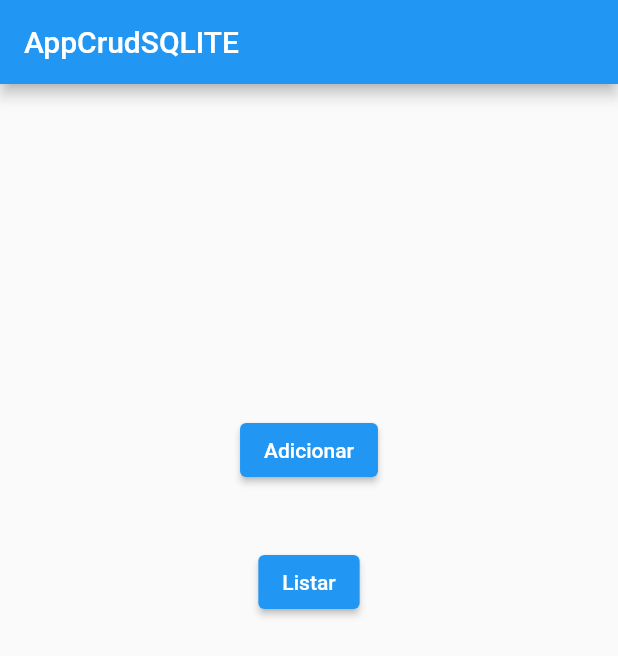
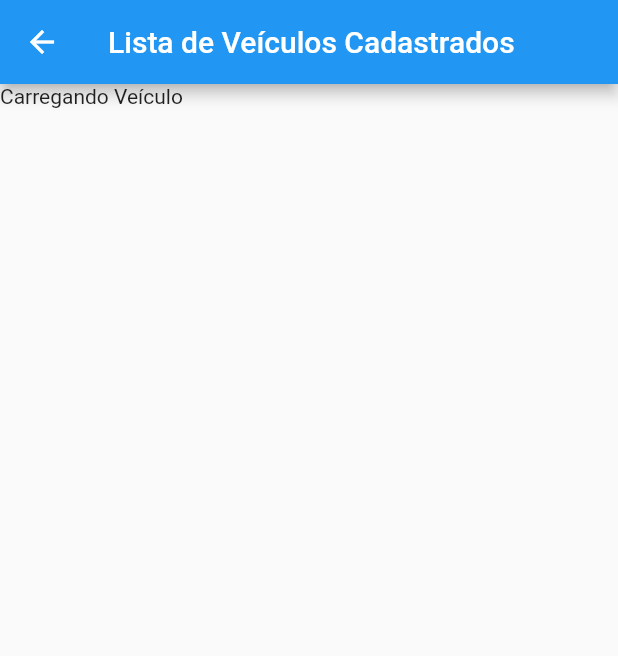
Before and after one commit to Gui-Angelo-Silva/AulaBoer, a Flutter app: the screen it shows after launch, after a tap on "Listar", on a phone screen of 412 x 824 dp. Shown: the top 656 px of the screen. Run offline on Flutter 3.47's test engine with Material 2 defaults, Android fonts, the phone set to English and light mode, and no system bars; our stand-ins replace sqflite; accounts and stored records are empty.

Commit message:
:sparkles: feat: Adicionando a Listagem

```diff
--- a/lib/data/dbsigom.dart
+++ b/lib/data/dbsigom.dart
@@ -40,7 +40,7 @@ class DbSigom {
 
   Future<Map<dynamic, dynamic>?> getCarros(int rollno) async {
     List<Map> maps =
-        await db.query('books', where: 'roll_no = ?', whereArgs: [rollno]);
+        await db.query('carro', where: 'roll_no = ?', whereArgs: [rollno]);
 
     //getting student data with roll no.
 
--- a/lib/main.dart
+++ b/lib/main.dart
@@ -45,10 +45,10 @@ class _HomeState extends State<Home> {
           SizedBox(height: 40),
           ElevatedButton(
             onPressed: () {
-              //Navigator.push(context,
-                  //MaterialPageRoute(builder: (BuildContext context) {
-                //return ListBooks();
-              //}));
+              Navigator.push(context,
+                  MaterialPageRoute(builder: (BuildContext context) {
+                return ListVeiculo();
+              }));
             },
             child: Text("Listar"),
           ),
--- a/lib/screens/list.dart
+++ b/lib/screens/list.dart
@@ -0,0 +1,96 @@
+import 'package:flutter/material.dart';
+import 'package:appcrudsqlite/data/dbsigom.dart';
+import 'package:appcrudsqlite/screens/edit.dart';
+
+class ListVeiculo extends StatefulWidget {
+  @override
+  State<StatefulWidget> createState() {
+    return _ListVeiculo();
+  }
+}
+
+class _ListVeiculo extends State<ListVeiculo> {
+  List<Map> slist = [];
+
+  DbSigom mydb = DbSigom();
+
+  @override
+  void initState() {
+    mydb.open();
+
+    getdata();
+
+    super.initState();
+  }
+
+  getdata() {
+    Future.delayed(Duration(milliseconds: 500), () async {
+      //use delay min 500 ms, because database takes time to initilize.
+
+      slist = await mydb.db.rawQuery('SELECT * FROM carro');
+
+      setState(() {}); //refresh UI after getting data from table.
+    });
+  }
+
+  @override
+  Widget build(BuildContext context) {
+    return Scaffold(
+      appBar: AppBar(
+        title: Text("Lista de Veículos Cadastrados"),
+      ),
+      body: SingleChildScrollView(
+        child: Container(
+          child: slist.length == 0
+              ? Text("Carregando Veículo")
+              : //show message if there is no any student
+
+              Column(
+                  //or populate list to Column children if there is student data.
+
+                  children: slist.map((stuone) {
+                    return Card(
+                      child: ListTile(
+                        leading: Icon(Icons.people),
+                        title: Text(stuone["marca"]),
+                        subtitle: Text("Código:" +
+                            stuone["roll_no"].toString() +
+                            ", Preço: " +
+                            stuone["preco"]),
+                        trailing: Wrap(
+                          children: [
+                            IconButton(
+                                onPressed: () {
+                                  // Navigator.push(context, MaterialPageRoute(
+                                  //     builder: (BuildContext context) {
+                                  //   return EditBook(rollno: stuone["roll_no"]);
+                                  // })); //navigate to edit page, pass student roll no to edit
+                                },
+                                icon: Icon(Icons.edit)),
+                            IconButton(
+                                onPressed: () async {
+                                  await mydb.db.rawDelete(
+                                      "DELETE FROM carro WHERE roll_no = ?",
+                                      [stuone["roll_no"]]);
+
+                                  //delete student data with roll no.
+
+                                  print("Data Deleted");
+
+                                  ScaffoldMessenger.of(context).showSnackBar(
+                                      SnackBar(content: Text("Veículo Apagado!")));
+
+                                  getdata();
+                                },
+                                icon: Icon(Icons.delete, color: Colors.red))
+                          ],
+                        ),
+                      ),
+                    );
+                  }).toList(),
+                ),
+        ),
+      ),
+    );
+  }
+}
```
